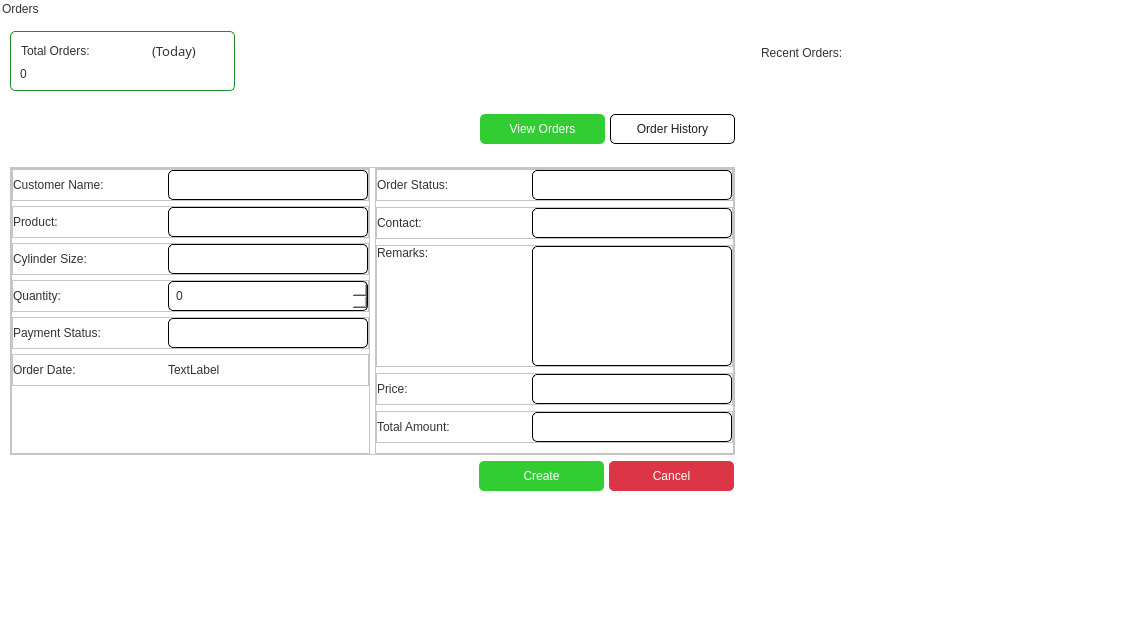
Old version of the form app/src/ui/final_ui/orders_page.ui in the repository Kazu0210/Inventory-System.
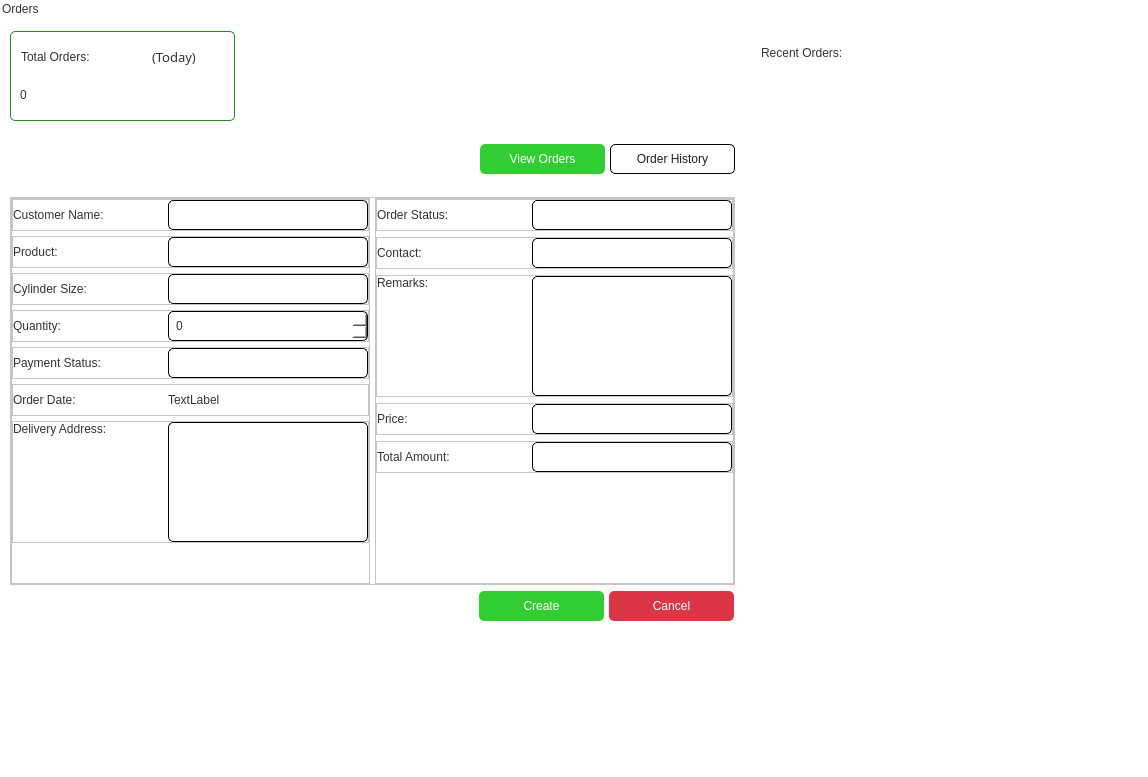
New version of the form.

Commit message: order page; creating order feature done

What changed in the file:
```diff
--- a/app/src/ui/final_ui/orders_page.ui
+++ b/app/src/ui/final_ui/orders_page.ui
@@ -7,7 +7,7 @@
     <x>0</x>
     <y>0</y>
     <width>1148</width>
-    <height>622</height>
+    <height>777</height>
    </rect>
   </property>
   <property name="windowTitle">
@@ -84,7 +84,7 @@
         <x>0</x>
         <y>0</y>
         <width>1148</width>
-        <height>622</height>
+        <height>777</height>
        </rect>
       </property>
       <layout class="QHBoxLayout" name="horizontalLayout_17">
@@ -173,12 +173,6 @@
           </item>
           <item>
            <widget class="QFrame" name="frame_21">
-            <property name="minimumSize">
-             <size>
-              <width>0</width>
-              <height>65</height>
-             </size>
-            </property>
             <property name="styleSheet">
              <string notr="true">#frame_21{
 background-color: #fff;
@@ -197,7 +191,7 @@
                <property name="minimumSize">
                 <size>
                  <width>225</width>
-                 <height>0</height>
+                 <height>90</height>
                 </size>
                </property>
                <property name="styleSheet">
@@ -240,6 +234,12 @@
                    </property>
                    <item>
                     <widget class="QLabel" name="label_14">
+                     <property name="minimumSize">
+                      <size>
+                       <width>0</width>
+                       <height>30</height>
+                      </size>
+                     </property>
                      <property name="styleSheet">
                       <string notr="true">font: 63 12pt &quot;Noto Sans SemiBold&quot;;
 color: #333333;</string>
@@ -251,6 +251,12 @@
                    </item>
                    <item alignment="Qt::AlignHCenter">
                     <widget class="QLabel" name="label_16">
+                     <property name="minimumSize">
+                      <size>
+                       <width>0</width>
+                       <height>30</height>
+                      </size>
+                     </property>
                      <property name="font">
                       <font>
                        <family>Noto Sans</family>
@@ -832,6 +838,59 @@
                      </layout>
                     </widget>
                    </item>
+                   <item>
+                    <widget class="QFrame" name="frame_26">
+                     <property name="frameShape">
+                      <enum>QFrame::StyledPanel</enum>
+                     </property>
+                     <property name="frameShadow">
+                      <enum>QFrame::Raised</enum>
+                     </property>
+                     <layout class="QHBoxLayout" name="horizontalLayout_20">
+                      <property name="spacing">
+                       <number>5</number>
+                      </property>
+                      <property name="leftMargin">
+                       <number>0</number>
+                      </property>
+                      <property name="topMargin">
+                       <number>0</number>
+                      </property>
+                      <property name="rightMargin">
+                       <number>0</number>
+                      </property>
+                      <property name="bottomMargin">
+                       <number>0</number>
+                      </property>
+                      <item alignment="Qt::AlignTop">
+                       <widget class="QLabel" name="label_17">
+                        <property name="styleSheet">
+                         <string notr="true">font: 63 10pt &quot;Noto Sans SemiBold&quot;;</string>
+                        </property>
+                        <property name="text">
+                         <string>Delivery Address:</string>
+                        </property>
+                       </widget>
+                      </item>
+                      <item>
+                       <widget class="QPlainTextEdit" name="delivery_address_plainTextEdit">
+                        <property name="minimumSize">
+                         <size>
+                          <width>200</width>
+                          <height>65</height>
+                         </size>
+                        </property>
+                        <property name="maximumSize">
+                         <size>
+                          <width>200</width>
+                          <height>120</height>
+                         </size>
+                        </property>
+                       </widget>
+                      </item>
+                     </layout>
+                    </widget>
+                   </item>
                    <item>
                     <spacer name="verticalSpacer_2">
                      <property name="orientation">
@@ -1362,8 +1421,26 @@
             </property>
            </spacer>
           </item>
-          <item>
+          <item alignment="Qt::AlignTop">
            <widget class="QFrame" name="frame_23">
+            <property name="sizePolicy">
+             <sizepolicy hsizetype="Expanding" vsizetype="Expanding">
+              <horstretch>0</horstretch>
+              <verstretch>0</verstretch>
+             </sizepolicy>
+            </property>
+            <property name="minimumSize">
+             <size>
+              <width>0</width>
+              <height>300</height>
+             </size>
+            </property>
+            <property name="maximumSize">
+             <size>
+              <width>16777215</width>
+              <height>300</height>
+             </size>
+            </property>
             <property name="styleSheet">
              <string notr="true">#frame_23{
 background-color: #fff;
@@ -1417,6 +1494,9 @@
              </item>
              <item>
               <widget class="QScrollArea" name="scrollArea_2">
+               <property name="styleSheet">
+                <string notr="true">border: none;</string>
+               </property>
                <property name="widgetResizable">
                 <bool>true</bool>
                </property>
@@ -1425,8 +1505,8 @@
                  <rect>
                   <x>0</x>
                   <y>0</y>
-                  <width>376</width>
-                  <height>528</height>
+                  <width>378</width>
+                  <height>250</height>
                  </rect>
                 </property>
                </widget>
```
Left out of the diff: 4 changed lines with no effect on the pictures. The commit also changes 115 other files.
